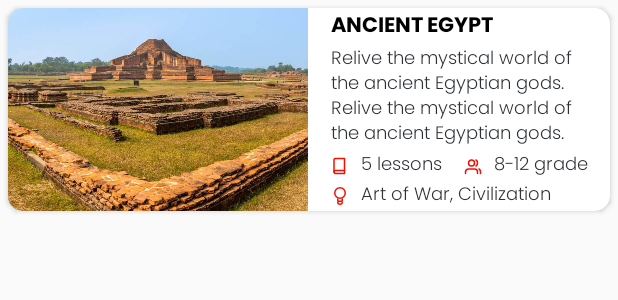
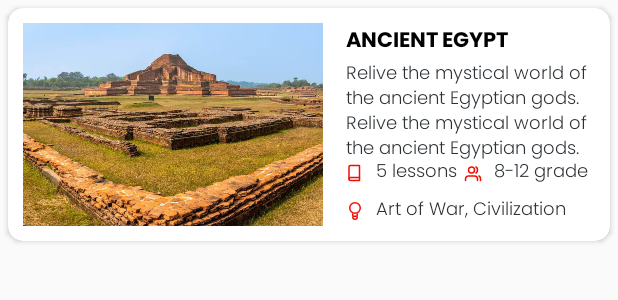
Before and after one commit to gafurcseku/VR-Expeditions-2, an Android app: the layout my_expedition_list_layout.xml on its own in the app's theme, with its tools: preview values and no code run, on a phone screen of 412 x 824 dp. Shown: the top 300 px of the screen. Run offline under Robolectric (Android 15) with nearby library versions, the phone set to English and light mode, and no system bars.

Commit message:
added code

```diff
--- a/app/src/main/java/com/robotlab/expeditions2/activity/MainFragment/MainFragment.java
+++ b/app/src/main/java/com/robotlab/expeditions2/activity/MainFragment/MainFragment.java
@@ -62,8 +62,8 @@ public class MainFragment extends BaseFragment implements View.OnClickListener ,
         setUpLiveData();
         onAttachToParentActivity(requireActivity());
         if(isFavorite)
-            //getChildFragmentManager().beginTransaction().replace(binding.rightFragmentViw.getId(), MyExpeditionFragment.newInstance()).commit();
-            getChildFragmentManager().beginTransaction().replace(binding.rightFragmentViw.getId(), StudentListFragment.newInstance()).commit();
+            getChildFragmentManager().beginTransaction().replace(binding.rightFragmentViw.getId(), MyExpeditionFragment.newInstance()).commit();
+          //  getChildFragmentManager().beginTransaction().replace(binding.rightFragmentViw.getId(), StudentListFragment.newInstance()).commit();
         else
             getChildFragmentManager().beginTransaction().replace(binding.rightFragmentViw.getId(), ExpeditionFragment.newInstance()).commit();
         return binding.getRoot();
--- a/app/src/main/res/layout/my_expedition_list_layout.xml
+++ b/app/src/main/res/layout/my_expedition_list_layout.xml
@@ -9,6 +9,7 @@
 
     <androidx.constraintlayout.widget.ConstraintLayout
         android:layout_width="match_parent"
+        android:padding="@dimen/padding_10"
         android:layout_height="wrap_content">
 
         <androidx.appcompat.widget.AppCompatImageView
@@ -55,6 +56,7 @@
             android:layout_height="wrap_content"
             android:orientation="horizontal"
             app:layout_constraintEnd_toEndOf="parent"
+            android:layout_marginBottom="@dimen/margin_5"
             app:layout_constraintBottom_toTopOf="@id/typeTextView"
             app:layout_constraintStart_toEndOf="@id/coverImageView"
             app:layout_constraintStart_toStartOf="@+id/subtitleTextView">
@@ -82,7 +84,6 @@
                 android:text="8-12 grade"
                 android:textColor="@color/text_color"
                 android:textSize="@dimen/font_size_12" />
-
         </androidx.appcompat.widget.LinearLayoutCompat>
 
 
@@ -90,6 +91,7 @@
             android:id="@+id/typeTextView"
             android:layout_width="0dp"
             android:layout_height="wrap_content"
+            android:layout_marginTop="@dimen/margin_5"
             android:drawableLeft="@drawable/ic_icon_type"
             android:drawablePadding="8dp"
             android:fontFamily="@font/poppins_light"
```
